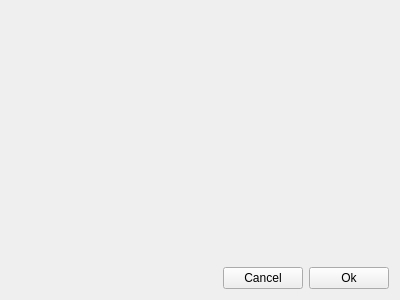
Old version of the form Jeopardy/optionsdialog.ui in the repository Belgiumboy123/Jeopardy.
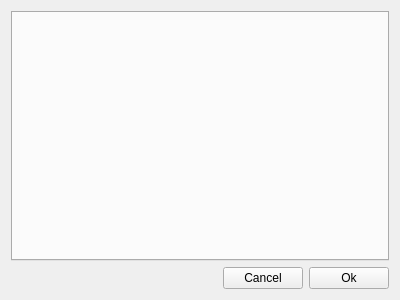
New version of the form.

What changed in the file:
```diff
--- a/Jeopardy/optionsdialog.ui
+++ b/Jeopardy/optionsdialog.ui
@@ -18,7 +18,11 @@
   </property>
   <layout class="QVBoxLayout" name="verticalLayout">
    <item>
-    <widget class="QWidget" name="container" native="true"/>
+    <widget class="QTabWidget" name="tabWidget">
+     <property name="currentIndex">
+      <number>-1</number>
+     </property>
+    </widget>
    </item>
    <item alignment="Qt::AlignRight|Qt::AlignBottom">
     <widget class="QWidget" name="buttonBox" native="true">
```
